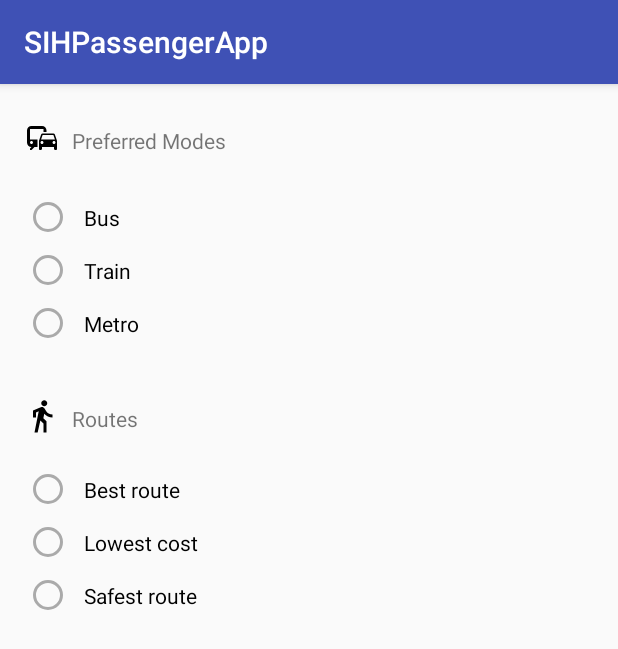
After one commit to Aakankshareddy/SIHPassengerApp, an Android app: the Settings screen opened directly, with no data from a screen before it, on a phone screen of 412 x 824 dp. The commit adds this screen. Shown: the top 649 px of the screen. Run offline under Robolectric (Android 15) with nearby library versions, the phone set to English and light mode, and no system bars.

Commit message:
setting new screen

```diff
--- a/app/src/main/AndroidManifest.xml
+++ b/app/src/main/AndroidManifest.xml
@@ -31,7 +31,8 @@
         android:roundIcon="@mipmap/ic_launcher_round"
         android:supportsRtl="true"
         android:theme="@style/AppTheme">
-        <activity android:name=".PathDetail"></activity>
+        <activity android:name=".Settings"></activity>
+        <activity android:name=".PathDetail" />
 
         <meta-data
             android:name="com.google.android.gms.version"
@@ -43,9 +44,7 @@
             android:name="com.google.android.gms.version"
             android:value="@integer/google_play_services_version" />
 
-        <activity android:name=".MainActivity">
-
-        </activity>
+        <activity android:name=".MainActivity"></activity>
         <activity android:name=".Paths" />
         <activity
             android:name=".RouteSettings"
@@ -54,13 +53,14 @@
             <meta-data
                 android:name="android.support.PARENT_ACTIVITY"
                 android:value="com.aakankshareddy.sihpassengerapp.Paths" />
+
             <intent-filter>
                 <action android:name="android.intent.action.MAIN" />
 
                 <category android:name="android.intent.category.LAUNCHER" />
             </intent-filter>
         </activity>
-        <activity android:name=".SeatMatrix"></activity>
+        <activity android:name=".SeatMatrix" />
     </application>
 
 </manifest>
--- /dev/null
+++ b/app/src/main/java/com/aakankshareddy/sihpassengerapp/Settings.java
@@ -0,0 +1,13 @@
+package com.aakankshareddy.sihpassengerapp;
+
+import android.support.v7.app.AppCompatActivity;
+import android.os.Bundle;
+
+public class Settings extends AppCompatActivity {
+
+    @Override
+    protected void onCreate(Bundle savedInstanceState) {
+        super.onCreate(savedInstanceState);
+        setContentView(R.layout.activity_settings);
+    }
+}
--- a/app/src/main/res/layout/activity_feedback.xml
+++ b/app/src/main/res/layout/activity_feedback.xml
@@ -8,32 +8,21 @@
 
     android:layout_height="match_parent">
 
-    <TextView
-        android:layout_width = "match_parent"
-        android:layout_height="wrap_content"
-        android:gravity="right"
-        android:textColor="#3380FF"
-        android:paddingRight="16dp"
-        android:text="Skip filling"
-
-        android:id="@+id/skip_filling_feedback"
-        />
     <LinearLayout
         android:layout_width="match_parent"
         android:layout_height="wrap_content"
         android:orientation="vertical">
 
 
-
         <TextView
+            android:id="@+id/rate_us"
             android:layout_width="wrap_content"
             android:layout_height="wrap_content"
+            android:paddingLeft="16dp"
             android:text="Rate us: "
-            android:paddingLeft="16dp"
-            android:textSize="28dp"
             android:textColor="#3380FF"
 
-            android:id="@+id/rate_us"/>
+            android:textSize="28dp" />
 
         <LinearLayout
             android:layout_width="match_parent"
--- /dev/null
+++ b/app/src/main/res/layout/activity_settings.xml
@@ -0,0 +1,131 @@
+<?xml version="1.0" encoding="utf-8"?>
+<android.support.constraint.ConstraintLayout xmlns:android="http://schemas.android.com/apk/res/android"
+    xmlns:app="http://schemas.android.com/apk/res-auto"
+    xmlns:tools="http://schemas.android.com/tools"
+    android:layout_width="match_parent"
+    android:layout_height="match_parent"
+    tools:context=".Settings">
+
+    <TextView
+        android:id="@+id/textView19"
+        android:layout_width="wrap_content"
+        android:layout_height="wrap_content"
+        android:layout_marginStart="8dp"
+        android:layout_marginLeft="8dp"
+        android:layout_marginTop="28dp"
+        android:text="Preferred Modes"
+        android:textSize="14sp"
+        app:layout_constraintStart_toEndOf="@+id/imageView15"
+        app:layout_constraintTop_toTopOf="parent" />
+
+    <RadioGroup
+        android:id="@+id/radioGroup"
+        android:layout_width="match_parent"
+        android:layout_height="wrap_content"
+        android:layout_marginStart="16dp"
+        android:layout_marginLeft="16dp"
+        android:layout_marginTop="24dp"
+        android:orientation="vertical"
+        app:layout_constraintStart_toStartOf="parent"
+        app:layout_constraintTop_toBottomOf="@+id/textView19">
+
+        <RadioButton
+            android:id="@+id/radio_bus"
+            android:layout_width="match_parent"
+            android:layout_height="wrap_content"
+            android:text="Bus"
+            android:textSize="14sp"
+            android:padding="8dp"
+            android:buttonTint="@android:color/darker_gray"/>
+
+        <RadioButton
+            android:id="@+id/radio_train"
+            android:layout_width="match_parent"
+            android:layout_height="wrap_content"
+            android:text="Train"
+            android:textSize="14sp"
+            android:padding="8dp"
+            android:buttonTint="@android:color/darker_gray"/>
+
+        <RadioButton
+            android:id="@+id/radio_metro"
+            android:layout_width="match_parent"
+            android:layout_height="wrap_content"
+            android:text="Metro"
+            android:textSize="14sp"
+            android:padding="8dp"
+            android:buttonTint="@android:color/darker_gray"/>
+    </RadioGroup>
+
+    <TextView
+        android:id="@+id/textView20"
+        android:layout_width="wrap_content"
+        android:layout_height="wrap_content"
+        android:layout_marginStart="8dp"
+        android:layout_marginLeft="8dp"
+        android:layout_marginTop="36dp"
+        android:text="Routes"
+        android:textSize="14sp"
+        app:layout_constraintStart_toEndOf="@+id/imageView16"
+        app:layout_constraintTop_toBottomOf="@+id/radioGroup" />
+
+    <RadioGroup
+        android:layout_width="match_parent"
+        android:layout_height="wrap_content"
+        android:layout_marginStart="16dp"
+        android:layout_marginLeft="16dp"
+        android:layout_marginTop="20dp"
+        android:orientation="vertical"
+        app:layout_constraintStart_toStartOf="parent"
+        app:layout_constraintTop_toBottomOf="@+id/textView20">
+
+        <RadioButton
+            android:id="@+id/radio_best_route"
+            android:layout_width="match_parent"
+            android:layout_height="wrap_content"
+            android:text="Best route"
+            android:textSize="14sp"
+            android:padding="8dp"
+            android:buttonTint="@android:color/darker_gray"/>
+
+        <RadioButton
+            android:id="@+id/radio_lowest_cost"
+            android:layout_width="match_parent"
+            android:layout_height="wrap_content"
+            android:text="Lowest cost"
+            android:textSize="14sp"
+            android:padding="8dp"
+            android:buttonTint="@android:color/darker_gray"/>
+
+        <RadioButton
+            android:id="@+id/radio_safest_route"
+            android:layout_width="match_parent"
+            android:layout_height="wrap_content"
+            android:text="Safest route"
+            android:textSize="14sp"
+            android:padding="8dp"
+            android:buttonTint="@android:color/darker_gray"/>
+    </RadioGroup>
+
+    <ImageView
+        android:id="@+id/imageView15"
+        android:layout_width="wrap_content"
+        android:layout_height="wrap_content"
+        android:layout_marginStart="16dp"
+        android:layout_marginLeft="16dp"
+        android:layout_marginTop="24dp"
+        app:srcCompat="@drawable/ic_baseline_commute_24px"
+        app:layout_constraintStart_toStartOf="parent"
+        app:layout_constraintTop_toTopOf="parent" />
+
+    <ImageView
+        android:id="@+id/imageView16"
+        android:layout_width="wrap_content"
+        android:layout_height="wrap_content"
+        android:layout_marginStart="16dp"
+        android:layout_marginLeft="16dp"
+        android:layout_marginTop="32dp"
+        app:layout_constraintStart_toStartOf="parent"
+        app:layout_constraintTop_toBottomOf="@+id/radioGroup"
+        app:srcCompat="@drawable/ic_directions_walk_black_24dp" />
+</android.support.constraint.ConstraintLayout>
```
